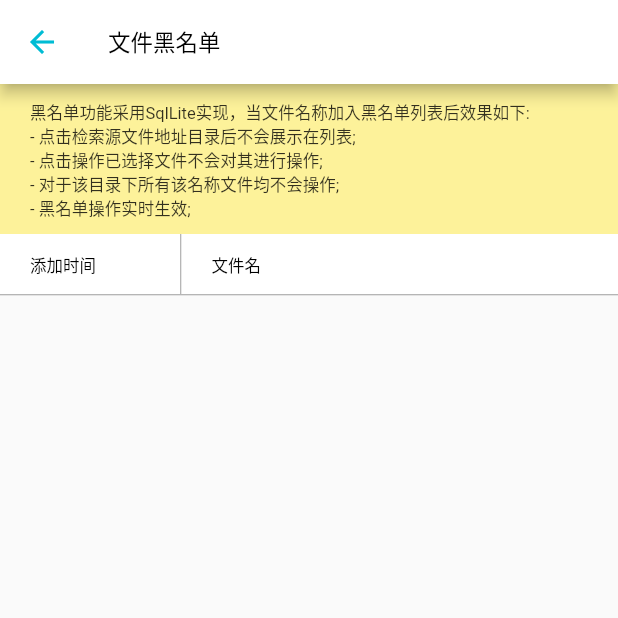
After one commit to NeverOvO/never_filling, a Flutter app: the screen it shows after launch, after a tap on "文件黑名单", on a phone screen of 412 x 824 dp, the top half of it. The commit adds this screen. Run offline on Flutter 3.47's test engine with Material 2 defaults, Android fonts, the phone set to English and light mode, and no system bars; our stand-ins replace file_picker, sqflite_common_ffi; missing offline and left inert: desktop_drop, neveruseless; accounts and stored records are empty.

Commit message:
2023/02/10     -  初步加入黑名单功能。功能介绍如下：         -- 点击检索源文件地址目录后不会展示在列表;         -- 点击操作已选择文件不会对其进行操作;         -- 对于该目录下所有该名称文件均不会操作;         -- 黑名单操作实时生效;     - 优化检索源文件步骤，现在在拖入源文件地址后会进行直接检索。

```diff
--- /dev/null
+++ b/lib/blacklist.dart
@@ -0,0 +1,163 @@
+import 'package:flutter/cupertino.dart';
+import 'package:flutter/material.dart';
+import 'package:sqflite_common_ffi/sqflite_ffi.dart';
+
+class BlacklistPage extends StatefulWidget {
+  final Map? arguments;
+  const BlacklistPage({Key? key, this.arguments}) : super(key: key);
+
+  @override
+  createState() => _BlacklistPageState();
+}
+
+class _BlacklistPageState extends State<BlacklistPage> {
+
+  var databaseFactory = databaseFactoryFfi;
+  var db;
+  List blackList = [];
+
+  @override
+  void initState() {
+    super.initState();
+    readDB();
+  }
+
+  void readDB () async{
+    db = await databaseFactory.openDatabase("blackList.db");
+    blackList = await db.query('Black');
+    print(blackList);
+    setState(() {});
+  }
+
+  @override
+  void dispose(){
+    super.dispose();
+  }
+
+  @override
+  Widget build(BuildContext context) {
+    return SafeArea(
+      right: true,
+      bottom: false,
+      left: true,
+      top: false,
+      child: Scaffold(
+        appBar: AppBar(
+          title: const Text("文件黑名单"),
+        ),
+        body:Column(
+          children: [
+            Container(
+              color: Colors.yellow.withOpacity(0.5),
+              padding: const EdgeInsets.fromLTRB(20, 10, 20,10),
+              alignment: Alignment.centerLeft,
+              child:Text("黑名单功能采用SqlLite实现，当文件名称加入黑名单列表后效果如下:\n"
+                  "- 点击检索源文件地址目录后不会展示在列表;\n"
+                  "- 点击操作已选择文件不会对其进行操作;\n"
+                  "- 对于该目录下所有该名称文件均不会操作;\n"
+                  "- 黑名单操作实时生效;",style: TextStyle(fontSize: 11,color: Colors.black.withOpacity(0.8)),)
+            ),
+            Container(
+              height: 40,
+              color: Colors.white,
+              padding: const EdgeInsets.fromLTRB(20, 0, 20, 0),
+              child: Row(
+                mainAxisAlignment: MainAxisAlignment.center,
+                crossAxisAlignment: CrossAxisAlignment.center,
+                children: [
+                  Container(
+                    width: 100,
+                    alignment: Alignment.centerLeft,
+                    child:const Text("添加时间",style: TextStyle(fontSize: 11,color:Colors.black),),
+                  ),
+                  const VerticalDivider(width: 1,color: Colors.grey,),
+                  Expanded(
+                    child: Container(
+                      padding: const EdgeInsets.fromLTRB(20, 0, 0, 0),
+                      alignment: Alignment.centerLeft,
+                      child:const Text("文件名",style: TextStyle(fontSize: 11,color:Colors.black),),
+                    ),
+                  ),
+                ],
+              ),
+
+            ),
+            const Divider(height: 1,color: Colors.grey,),
+            Expanded(
+              child: ListView.separated(
+                padding: const EdgeInsets.all(0),
+                itemCount: blackList.length,
+                itemBuilder: (context ,index){
+                  return Container(
+                    height: 40,
+                    color: Colors.white,
+                    padding: const EdgeInsets.fromLTRB(20, 0, 20, 0),
+                    child: Row(
+                      mainAxisAlignment: MainAxisAlignment.center,
+                      crossAxisAlignment: CrossAxisAlignment.center,
+                      children: [
+                        Container(
+                          width: 100,
+                          alignment: Alignment.centerLeft,
+                          child:Text(blackList[index]["time"].toString(),style: const TextStyle(fontSize: 11,color:Colors.black),),
+                        ),
+                        const VerticalDivider(width: 1,color: Colors.grey,),
+                        Expanded(
+                          child: Container(
+                            padding: const EdgeInsets.fromLTRB(20, 0, 10, 0),
+                            alignment: Alignment.centerLeft,
+                            child:Text(blackList[index]["title"].toString(),style: const TextStyle(fontSize: 11,color:Colors.black),),
+                          ),
+                        ),
+                        InkWell(
+                          onTap: (){
+                            showDialog(
+                              context: context,
+                              barrierDismissible: false, // user must tap button!
+                              builder: (BuildContext context) {
+                                return CupertinoAlertDialog(
+                                  title: const Text('移除黑名单',style: TextStyle(fontSize: 17),),
+                                  content:Container(
+                                    padding: const EdgeInsets.fromLTRB(0, 10, 0, 5),
+                                    child:Text("是否移除【${blackList[index]["title"].toString()}】",),
+                                  ),
+                                  actions:<Widget>[
+                                    CupertinoDialogAction(
+                                      child: const Text('取消',style: TextStyle(color: Color.fromRGBO(215, 85, 82,  1)),),
+                                      onPressed: (){
+                                        Navigator.of(context).pop();
+                                      },
+                                    ),
+
+                                    CupertinoDialogAction(
+                                      child: const Text('确定'),
+                                      onPressed: () async{
+                                        Navigator.of(context).pop();
+                                        await db.delete('Black', where: "id = ${blackList[index]["id"].toString()}");
+                                        blackList = await db.query('Black');
+                                        setState(() {});
+                                      },
+                                    ),
+                                  ],
+                                );
+                              },
+                            );
+                          },
+                          child: const Text("移除",style: TextStyle(fontSize: 11,color:Colors.red),),
+                        )
+                      ],
+                    ),
+
+                  );
+                },
+                separatorBuilder: (context,index){
+                  return const Divider(height: 1,color: Colors.grey,);
+                },
+              ),
+            ),
+          ],
+        ),
+      ),
+    );
+  }
+}
--- a/lib/filling_page.dart
+++ b/lib/filling_page.dart
@@ -1,10 +1,13 @@
 import 'dart:io';
 import 'package:desktop_drop/desktop_drop.dart';
 import 'package:file_picker/file_picker.dart';
+import 'package:flutter/cupertino.dart';
 import 'package:flutter/material.dart';
 import 'package:flutter/services.dart';
 import 'package:mime/mime.dart';
+import 'package:never_filling/blacklist.dart';
 import 'package:neveruseless/neveruseless.dart';
+import 'package:sqflite_common_ffi/sqflite_ffi.dart';
 
 class FillingPage extends StatefulWidget {
   final Map? arguments;
@@ -24,8 +27,6 @@ class _FillingPageState extends State<FillingPage> {
 
   bool _filePicktrue = true;
 
-
-
   Stream<FileSystemEntity>? fileList;
 
   List? filaName = [];
@@ -38,6 +39,10 @@ class _FillingPageState extends State<FillingPage> {
   int repeat = 0;//0 不保留 1 保留
 
   String command = "";
+
+  var databaseFactory = databaseFactoryFfi;
+  var db;
+  List blackList = [];
 
   @override
   void initState() {
@@ -57,15 +62,75 @@ class _FillingPageState extends State<FillingPage> {
     }
 
     setState(() {});
+
+    db = await databaseFactory.openDatabase("blackList.db");
+    //检查表是否存在
+    var sql ="SELECT * FROM sqlite_master WHERE TYPE = 'table' AND NAME = 'Black'";
+    var res = await db.rawQuery(sql);
+    var returnRes = res!=null && res.length > 0;
+
+    if(!returnRes){
+      await db.execute(
+          '''
+          CREATE TABLE Black (
+              id INTEGER PRIMARY KEY,
+              title TEXT,
+              time TEXT,
+              other TEXT
+          )
+          '''
+      );
+    }
+    queryDB();
   }
 
+  void queryDB() async{
+    blackList = await db.query('Black');
+  }
+
+
   @override
-  void dispose() {
+  void dispose() async {
+    await db.close();
     super.dispose();
   }
 
-  // final List<XFile> _list = [];
   bool _dragging = false;
+
+  double _x = 0.0;
+  double _y = 0.0;
+
+  //文件检索
+  void retrieval() async {
+    command = "";
+    total = 0;
+
+    if(fromDirectoryPathController.text.isNotEmpty){
+      fileList = Directory(fromDirectoryPathController.text).list(recursive: true);
+    }else{
+      if(fromHistory != ""){
+        fileList = Directory(fromHistory).list(recursive: true);
+      }else{
+        return ;
+      }
+    }
+
+    fileLookupList!.clear();
+    fileLookupType!.clear();
+    await for(FileSystemEntity fileSystemEntity in fileList!){
+      if(lookupMimeType(fileSystemEntity.path) != null){
+        if(!fileSystemEntity.path.toString().split("/").last.startsWith(".")){
+          fileLookupType![lookupMimeType(fileSystemEntity.path)] = "true";
+          String fileName = fileSystemEntity.path.toString().split("/").last;
+          if(blackList.where((element) => element["title"] == fileName).isEmpty){
+            fileLookupList!.add([fileName,lookupMimeType(fileSystemEntity.path),fileSystemEntity.parent.path]);
+          }
+          total = fileLookupList!.length;
+        }
+      }
+    }
+    setState(() {});
+  }
 
   @override
   Widget build(BuildContext context) {
@@ -75,11 +140,34 @@ class _FillingPageState extends State<FillingPage> {
       left: true,
       top: false,
       child: Scaffold(
-        appBar: AppBar(
-          title: const Text("文件归档"),
-        ),
         body:ListView(
           children: [
+            Container(
+              padding: const EdgeInsets.fromLTRB(10, 10, 10, 0),
+              child: Row(
+                mainAxisAlignment: MainAxisAlignment.end,
+                children: [
+                  InkWell(
+                    onTap: () async{
+                      Navigator.push(context, MaterialPageRoute(builder: (context) => const BlacklistPage()),).then((value) async{
+                        queryDB();
+                        retrieval();
+                      });
+                    },
+                    child: Container(
+                      decoration: BoxDecoration(
+                        color: Colors.white,
+                        borderRadius: const BorderRadius.all(Radius.circular(5.0)),
+                        boxShadow: [BoxShadow(blurRadius: 3, spreadRadius: 0.5, color: Colors.grey.withOpacity(0.3), offset:const Offset(5,5)),],
+                      ),
+                      padding: const EdgeInsets.fromLTRB(10, 10, 10, 10),
+                      child: const Text("文件黑名单",style: TextStyle(fontSize: 12),),
+                    ),
+                  ),
+                ],
+              ),
+            ),
+
             DropTarget(
               onDragDone: (detail) {
                 setState(() {
@@ -96,7 +184,7 @@ class _FillingPageState extends State<FillingPage> {
                     return;
                   }else{
                     fromDirectoryPathController.text = detail.files.first.path;
-                    setState(() {});
+                    retrieval();
                   }
                 });
               },
@@ -113,7 +201,7 @@ class _FillingPageState extends State<FillingPage> {
               child: Container(
                 color: _dragging ? Colors.blue.withOpacity(0.4) : Colors.transparent,
                 child:Container(
-                  padding: const EdgeInsets.fromLTRB(10, 20, 10, 20),
+                  padding: const EdgeInsets.fromLTRB(10, 20, 0, 20),
                   child: Row(
                     children: [
                       Expanded(
@@ -169,33 +257,8 @@ class _FillingPageState extends State<FillingPage> {
               child: Row(
                 children: [
                   InkWell(
-                    onTap: () async{
-                      command = "";
-                      total = 0;
-
-                      if(fromDirectoryPathController.text.isNotEmpty){
-                        fileList = Directory(fromDirectoryPathController.text).list(recursive: true);
-                      }else{
-                        if(fromHistory != ""){
-                          fileList = Directory(fromHistory).list(recursive: true);
-                        }else{
-                          return ;
-                        }
-                      }
-
-                      fileLookupList!.clear();
-                      fileLookupType!.clear();
-                      await for(FileSystemEntity fileSystemEntity in fileList!){
-                        if(lookupMimeType(fileSystemEntity.path) != null){
-                          if(!fileSystemEntity.path.toString().split("/").last.startsWith(".")){
-                            fileLookupType![lookupMimeType(fileSystemEntity.path)] = "true";
-                            fileLookupList!.add([fileSystemEntity.path.toString().split("/").last,lookupMimeType(fileSystemEntity.path),fileSystemEntity.parent.path]);
-                            total = fileLookupList!.length;
-                          }
-                        }
-                      }
-                      setState(() {});
-
+                    onTap: (){
+                      retrieval();
                     },
                     child: Container(
                       decoration: const BoxDecoration(
@@ -314,8 +377,64 @@ class _FillingPageState extends State<FillingPage> {
                       padding: const EdgeInsets.all(0),
                       itemCount: fileLookupList!.length,
                       itemBuilder: (context ,index){
-                        return Container(
-                          padding: const EdgeInsets.fromLTRB(10, 5, 10, 5),
+                        return GestureDetector(
+                          behavior: HitTestBehavior.opaque,
+                          onSecondaryTap: (){
+                            showMenu(
+                                context: context,
+                                position: RelativeRect.fromLTRB(_x, _y, _x, _y),
+                                items: [
+                                  PopupMenuItem(
+                                    value: 'Black_Add',
+                                    child: Container(
+                                      alignment: Alignment.center,
+                                      child: const Text('拉黑文件名',style: TextStyle(fontSize: 13),),
+                                    ),
+                                  ),
+                                ]).then((value){
+                                  if(value == "Black_Add"){
+                                    showDialog(
+                                      context: context,
+                                      barrierDismissible: false, // user must tap button!
+                                      builder: (BuildContext context) {
+                                        return CupertinoAlertDialog(
+                                          title: const Text('拉黑文件名',style: TextStyle(fontSize: 17),),
+                                          content:Container(
+                                            padding: const EdgeInsets.fromLTRB(0, 10, 0, 5),
+                                            child:Text("是否确认【${fileLookupList![index][0]}】拉黑文件名",),
+                                          ),
+                                          actions:<Widget>[
+                                            CupertinoDialogAction(
+                                              child: const Text('取消',style: TextStyle(color: Color.fromRGBO(215, 85, 82,  1)),),
+                                              onPressed: (){
+                                                Navigator.of(context).pop();
+                                              },
+                                            ),
+
+                                            CupertinoDialogAction(
+                                              child: const Text('确定'),
+                                              onPressed: () async{
+                                                Navigator.of(context).pop();
+                                                await db.insert('Black', {'title': fileLookupList![index][0] , 'time': DateTime.now().toString().split(".").first,'other' : ""});
+                                                queryDB();
+                                                retrieval();
+                                              },
+                                            ),
+                                          ],
+                                        );
+                                      },
+                                    );
+                                  }
+                            });
+                          },
+                          onSecondaryTapDown: (details){
+                            setState(() {
+                              _x = details.globalPosition.dx;
+                              _y = details.globalPosition.dy;
+                            });
+                          },
+                          child: Container(
+                            padding: const EdgeInsets.fromLTRB(10, 10, 10, 10),
                             child: Row(
                               mainAxisAlignment: MainAxisAlignment.center,
                               crossAxisAlignment: CrossAxisAlignment.center,
@@ -339,12 +458,13 @@ class _FillingPageState extends State<FillingPage> {
                                   flex: 2,
                                   child: Container(
                                     alignment: Alignment.centerRight,
-                                  child: SelectableText(fileLookupList![index][2],style: TextStyle(fontSize: 10,color:fileLookupType![fileLookupList![index][1]] == "true" ? Colors.blue : Colors.grey),),
+                                    child: Text(fileLookupList![index][2],style: TextStyle(fontSize: 10,color:fileLookupType![fileLookupList![index][1]] == "true" ? Colors.blue : Colors.grey),),
                                   ),
                                 ),
                               ],
                             ),
 
+                          ),
                         );
                       },
                       separatorBuilder: (context,index){
@@ -394,7 +514,7 @@ class _FillingPageState extends State<FillingPage> {
               child: Container(
                 color: _dragging ? Colors.green.withOpacity(0.4) : Colors.transparent,
                 child:Container(
-                  padding: const EdgeInsets.fromLTRB(10, 20, 10, 20),
+                  padding: const EdgeInsets.fromLTRB(10, 20, 0, 20),
                   child: Row(
                     children: [
                       Expanded(
--- a/lib/main.dart
+++ b/lib/main.dart
@@ -14,7 +14,9 @@ class MyApp extends StatelessWidget {
       theme: ThemeData(
         primarySwatch: Colors.blue,
         appBarTheme: const AppBarTheme(
-          titleTextStyle: TextStyle(fontSize: 15),
+          backgroundColor: Colors.white,
+          iconTheme: IconThemeData(color: Colors.cyan),
+          titleTextStyle: TextStyle(fontSize: 15,color: Colors.black),
         )
       ),
       home: const FillingPage(),
--- a/pubspec.yaml
+++ b/pubspec.yaml
@@ -35,11 +35,12 @@ dependencies:
   # The following adds the Cupertino Icons font to your application.
   # Use with the CupertinoIcons class for iOS style icons.
   cupertino_icons: ^1.0.5
-  path_provider: ^2.0.11
+  path_provider: ^2.0.12
   file_picker: ^5.2.5
   mime: ^1.0.4 #判断文件类型
   desktop_drop: ^0.4.0 #文件拖动
   neveruseless: ^0.0.8
+  sqflite_common_ffi: ^2.2.1+1
 
 dev_dependencies:
   flutter_test:
```
Also changed, not shown: pubspec.lock, 8 other files. Lines whose indentation alone changed are shown as unchanged.
